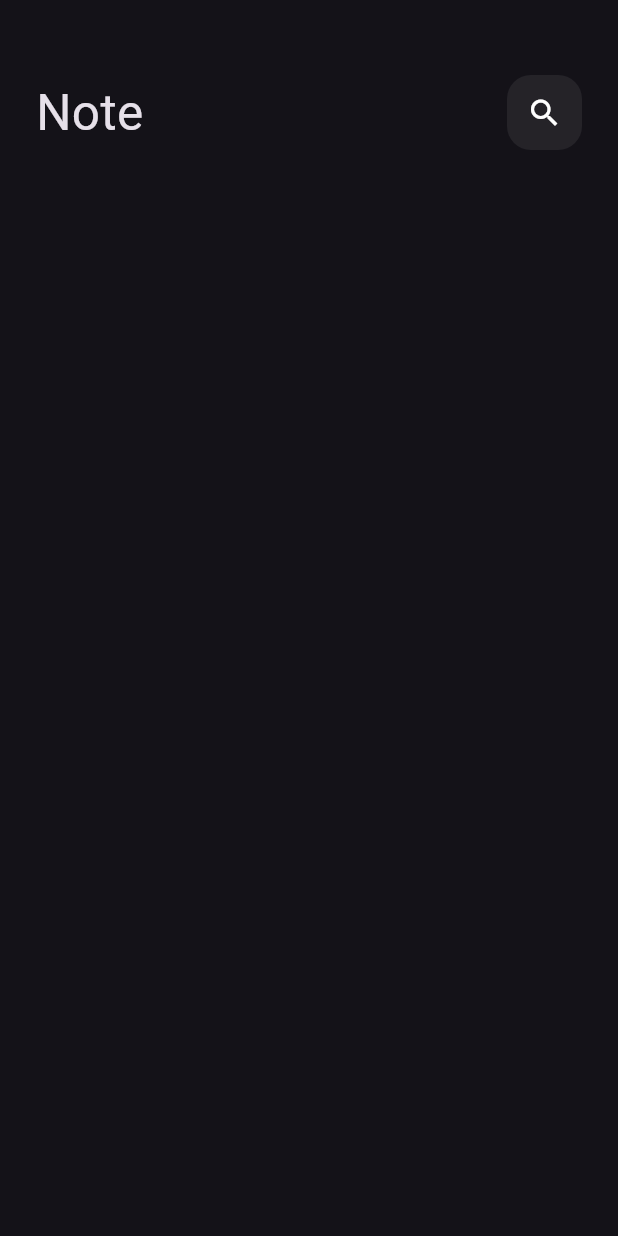
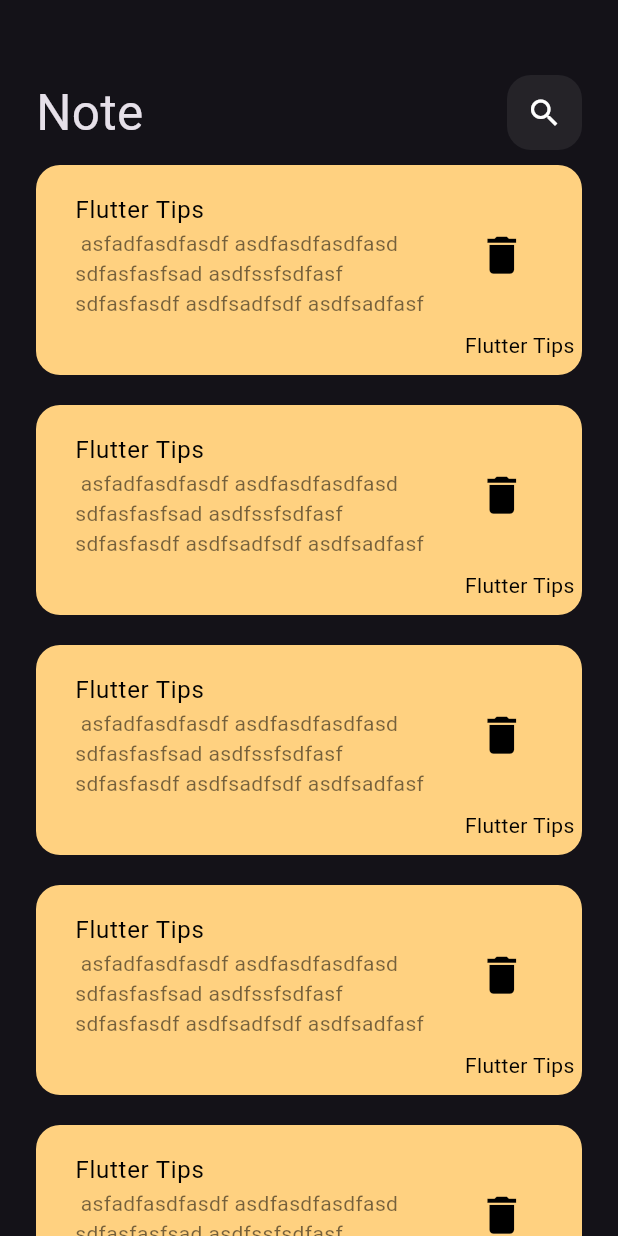
Before and after one commit to Abdualsslam/note_app, a Flutter app: the screen it shows after launch, on a phone screen of 412 x 824 dp. Run offline on Flutter 3.47's test engine with Material 3 defaults, Android fonts, the phone set to English and light mode, and no system bars.

Commit message:
create NoteslistView

```diff
--- a/app_note/lib/view/widgets/custom_app_bar.dart
+++ b/app_note/lib/view/widgets/custom_app_bar.dart
@@ -6,9 +6,9 @@ class CustomAppBar extends StatelessWidget {
 
   @override
   Widget build(BuildContext context) {
-    return Row(
+    return const Row(
       children: [
-        const Text(
+        Text(
           'Note',
           style: TextStyle(fontSize: 33),
         ),
--- a/app_note/lib/view/widgets/custom_search.dart
+++ b/app_note/lib/view/widgets/custom_search.dart
@@ -13,7 +13,7 @@ class CustomSearch extends StatelessWidget {
       decoration: BoxDecoration(
           color: Colors.white.withOpacity(0.07),
           borderRadius: BorderRadius.circular(16)),
-      child: Center(child: Icon(Icons.search)),
+      child: const Center(child: Icon(Icons.search)),
     );
   }
 }
--- /dev/null
+++ b/app_note/lib/view/widgets/note_item.dart
@@ -0,0 +1,42 @@
+import 'package:flutter/material.dart';
+
+class NoteItem extends StatelessWidget {
+  const NoteItem({super.key});
+
+  @override
+  Widget build(BuildContext context) {
+    return Container(
+      padding: const EdgeInsets.only(top: 10, bottom: 10, left: 10, right: 5),
+      decoration: BoxDecoration(
+        borderRadius: BorderRadius.circular(16),
+        color: Colors.orangeAccent.shade100,
+      ),
+      child: Column(
+        crossAxisAlignment: CrossAxisAlignment.end,
+        children: [
+          ListTile(
+            title: const Text(
+              'Flutter Tips',
+              style: TextStyle(color: Colors.black),
+            ),
+            subtitle: const Text(
+              ' asfadfasdfasdf asdfasdfasdfasd sdfasfasfsad asdfssfsdfasf sdfasfasdf asdfsadfsdf asdfsadfasf',
+              style: TextStyle(color: Colors.black54),
+            ),
+            trailing: IconButton(
+                onPressed: () {},
+                icon: const Icon(
+                  Icons.delete,
+                  size: 33,
+                  color: Colors.black,
+                )),
+          ),
+          const Text(
+            'Flutter Tips',
+            style: TextStyle(color: Colors.black),
+          ),
+        ],
+      ),
+    );
+  }
+}
--- /dev/null
+++ b/app_note/lib/view/widgets/notes_list_view.dart
@@ -0,0 +1,16 @@
+import 'package:app_note/view/widgets/note_item.dart';
+import 'package:flutter/material.dart';
+
+class NotesListView extends StatelessWidget {
+  const NotesListView({super.key});
+
+  @override
+  Widget build(BuildContext context) {
+    return ListView.builder(
+      itemBuilder: (context, index) => const Padding(
+        padding: EdgeInsets.symmetric(vertical: 10),
+        child: NoteItem(),
+      ),
+    );
+  }
+}
--- a/app_note/lib/view/widgets/notes_view_body.dart
+++ b/app_note/lib/view/widgets/notes_view_body.dart
@@ -1,4 +1,5 @@
 import 'package:app_note/view/widgets/custom_app_bar.dart';
+import 'package:app_note/view/widgets/notes_list_view.dart';
 import 'package:flutter/material.dart';
 
 class NoteViewBody extends StatelessWidget {
@@ -14,6 +15,7 @@ class NoteViewBody extends StatelessWidget {
             height: 50,
           ),
           CustomAppBar(),
+          Expanded(child: NotesListView()),
         ],
       ),
     );
```
